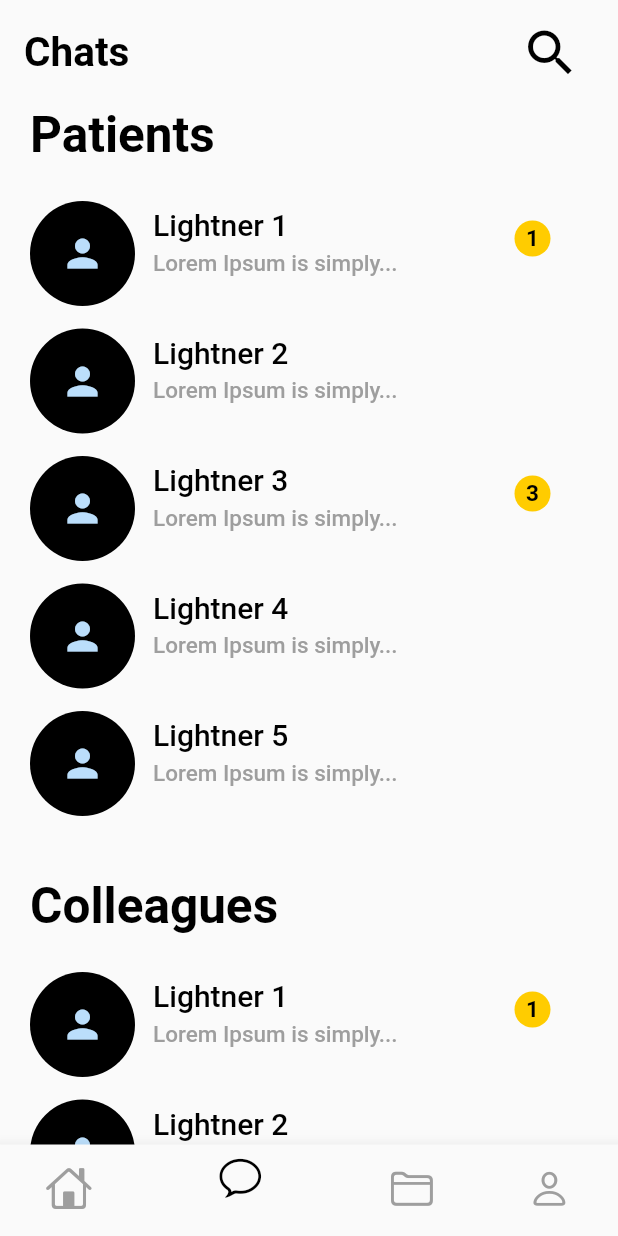
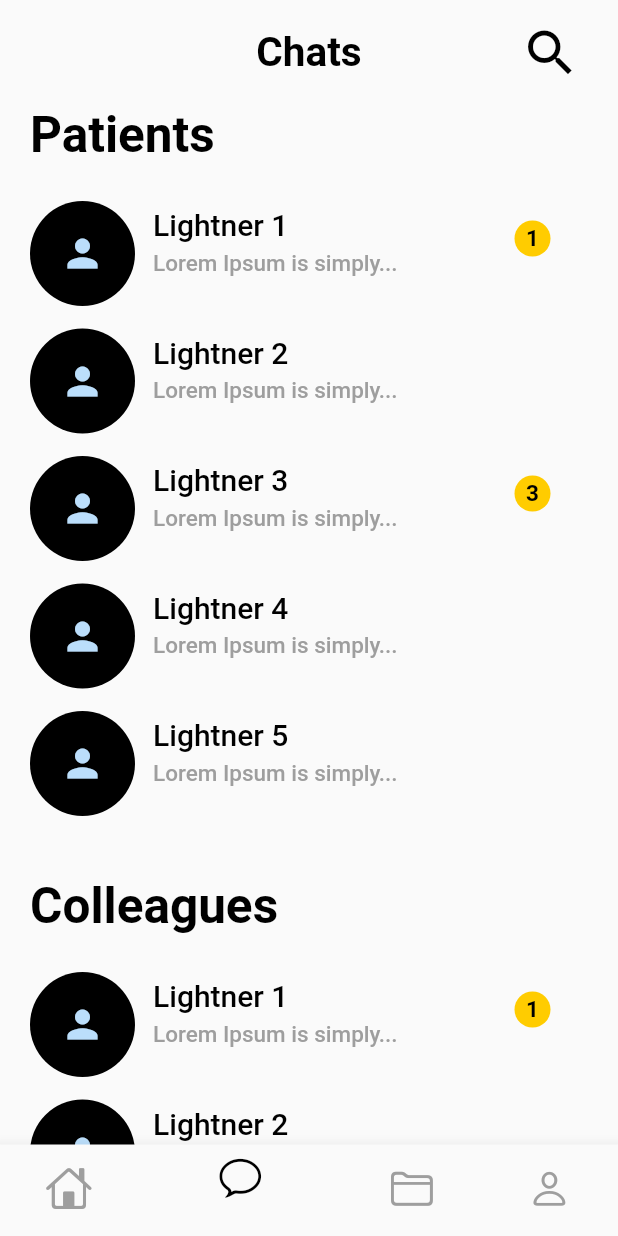
Before and after one commit to alperefesahin/responsive_adaptive_flutter, a Flutter app: the screen it shows after launch, on a phone screen of 412 x 824 dp. Run offline on Flutter 3.47's test engine with Material 2 defaults, Android fonts, the phone set to English and light mode, and no system bars.

Commit message:
desktop responsive section

```diff
--- a/lib/presentation/common_widgets/colors.dart
+++ b/lib/presentation/common_widgets/colors.dart
@@ -3,3 +3,4 @@ import 'package:flutter/material.dart';
 const Color blackColor = Colors.black;
 const Color greyColor = Colors.grey;
 const Color yellowColor = Color.fromARGB(255, 255, 204, 0);
+const Color lightBlueColor = Colors.lightBlue;
--- a/lib/presentation/common_widgets/user_list_widget.dart
+++ b/lib/presentation/common_widgets/user_list_widget.dart
@@ -2,13 +2,20 @@ import 'package:flutter/material.dart';
 import 'package:responsive_flutter/presentation/common_widgets/colors.dart';
 
 class UserListWidget extends StatelessWidget {
-  const UserListWidget({super.key});
+  const UserListWidget({
+    super.key,
+    required this.itemCount,
+    required this.isMobile,
+  });
+
+  final int itemCount;
+  final bool isMobile;
 
   @override
   Widget build(BuildContext context) {
     return ListView.builder(
       padding: const EdgeInsets.only(bottom: 40),
-      itemCount: 5,
+      itemCount: itemCount,
       shrinkWrap: true,
       itemBuilder: (context, index) {
         return Padding(
@@ -18,10 +25,10 @@ class UserListWidget extends StatelessWidget {
             children: [
               Row(
                 children: [
-                  const CircleAvatar(
+                  CircleAvatar(
                     backgroundColor: blackColor,
-                    radius: 35,
-                    child: Icon(Icons.person, size: 30),
+                    radius: isMobile ? 35 : 30,
+                    child: const Icon(Icons.person, size: 30),
                   ),
                   Padding(
                     padding: const EdgeInsets.only(left: 12, bottom: 15),
@@ -30,17 +37,17 @@ class UserListWidget extends StatelessWidget {
                       children: [
                         Text(
                           "Lightner ${index + 1}",
-                          style: const TextStyle(
-                            fontSize: 20,
+                          style: TextStyle(
+                            fontSize: isMobile ? 20 : 18,
                             color: blackColor,
                             fontWeight: FontWeight.w500,
                           ),
                         ),
                         const SizedBox(height: 5),
-                        const Text(
+                        Text(
                           "Lorem Ipsum is simply...",
                           style: TextStyle(
-                            fontSize: 15,
+                            fontSize: isMobile ? 15 : 13,
                             color: greyColor,
                             fontWeight: FontWeight.w500,
                           ),
@@ -50,14 +57,14 @@ class UserListWidget extends StatelessWidget {
                   ),
                 ],
               ),
-              if (index == 0 || index == 2)
+              if (index == 0 || index == 2 || index == 7)
                 Padding(
                   padding: const EdgeInsets.only(right: 25, bottom: 20),
                   child: CircleAvatar(
-                    backgroundColor: yellowColor,
+                    backgroundColor: isMobile ? yellowColor : lightBlueColor,
                     radius: 12,
                     child: Text(
-                      index == 0 ? "1" : "3",
+                      index == 0 || index == 7 ? "1" : "3",
                       style: const TextStyle(
                           color: blackColor, fontWeight: FontWeight.bold, fontSize: 15),
                     ),
--- a/lib/presentation/core/app_widget.dart
+++ b/lib/presentation/core/app_widget.dart
@@ -1,7 +1,7 @@
 import 'package:flutter/material.dart';
 import 'package:responsive_flutter/presentation/core/responsive_widget.dart';
-import 'package:responsive_flutter/presentation/pages/desktop_chats/desktop_chats_page.dart';
-import 'package:responsive_flutter/presentation/pages/mobile_chats/mobile_chats_page.dart';
+import 'package:responsive_flutter/presentation/pages/chats/desktop/desktop_chats_page.dart';
+import 'package:responsive_flutter/presentation/pages/chats/mobile/mobile_chats_page.dart';
 
 class AppWidget extends StatelessWidget {
   const AppWidget({super.key});
--- a/lib/presentation/pages/mobile_chats/mobile_chats_page.dart
+++ b/lib/presentation/pages/chats/mobile/mobile_chats_page.dart
@@ -1,7 +1,7 @@
 import 'package:flutter/material.dart';
 import 'package:responsive_flutter/presentation/common_widgets/colors.dart';
-import 'package:responsive_flutter/presentation/pages/mobile_chats/widgets/bottom_navigation_bar_widget.dart';
-import 'package:responsive_flutter/presentation/pages/mobile_chats/widgets/mobile_chats_page_body_widget.dart';
+import 'package:responsive_flutter/presentation/pages/chats/mobile/widgets/bottom_navigation_bar_widget.dart';
+import 'package:responsive_flutter/presentation/pages/chats/mobile/widgets/mobile_chats_page_body_widget.dart';
 
 class MobileChatsPage extends StatelessWidget {
   const MobileChatsPage({super.key});
@@ -13,6 +13,7 @@ class MobileChatsPage extends StatelessWidget {
       appBar: AppBar(
         toolbarHeight: 70,
         backgroundColor: Colors.transparent,
+        centerTitle: true,
         elevation: 0,
         title: const Text(
           'Chats',
--- a/lib/presentation/pages/mobile_chats/widgets/mobile_chats_page_body_widget.dart
+++ b/lib/presentation/pages/chats/mobile/widgets/mobile_chats_page_body_widget.dart
@@ -23,7 +23,10 @@ class MobileChatsPageBody extends StatelessWidget {
               ),
             ),
             SizedBox(height: 10),
-            UserListWidget(),
+            UserListWidget(
+              itemCount: 5,
+              isMobile: true,
+            ),
             Text(
               "Colleagues",
               style: TextStyle(
@@ -33,7 +36,10 @@ class MobileChatsPageBody extends StatelessWidget {
               ),
             ),
             SizedBox(height: 10),
-            UserListWidget()
+            UserListWidget(
+              itemCount: 5,
+              isMobile: true,
+            )
           ],
         ),
       ),
```
Also changed, not shown: lib/presentation/pages/chats/desktop/desktop_chats_page.dart (added, +19 -0 lines), lib/presentation/pages/chats/desktop/widgets/chat_page_widget.dart (added, +39 -0 lines), lib/presentation/pages/chats/desktop/widgets/side_bar.dart (added, +38 -0 lines), lib/presentation/pages/desktop_chats/desktop_chats_page.dart (deleted, +0 -17 lines), lib/presentation/pages/chats/mobile/widgets/bottom_navigation_bar_widget.dart (renamed from lib/presentation/pages/mobile_chats/widgets/bottom_navigation_bar_widget.dart).
